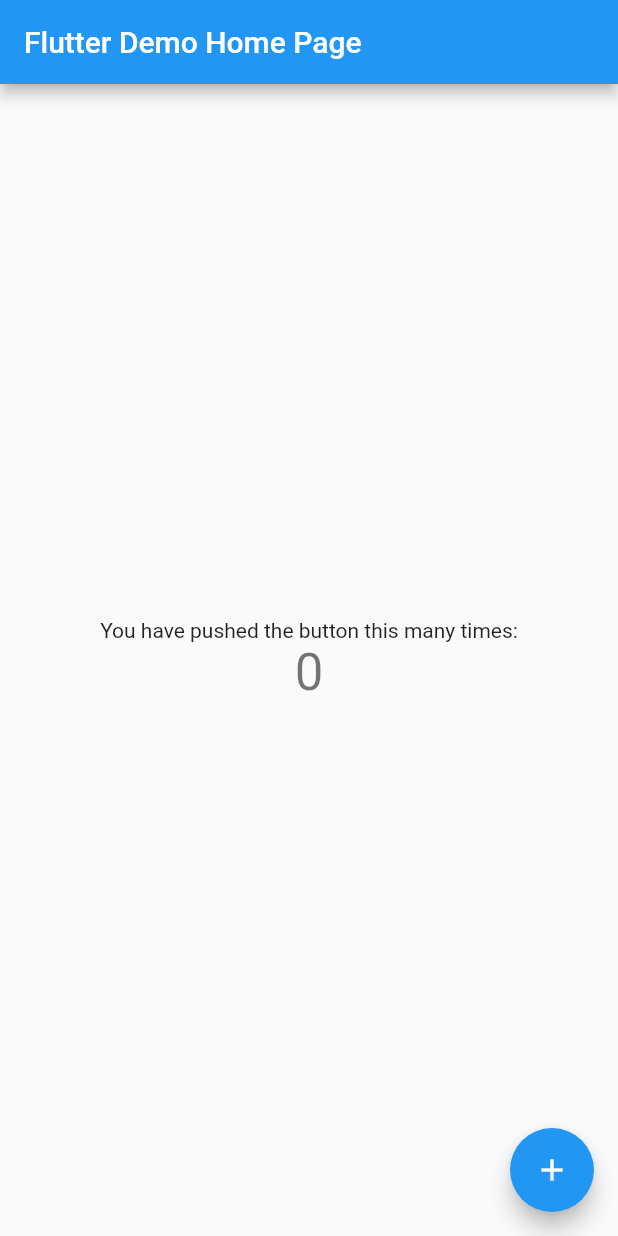
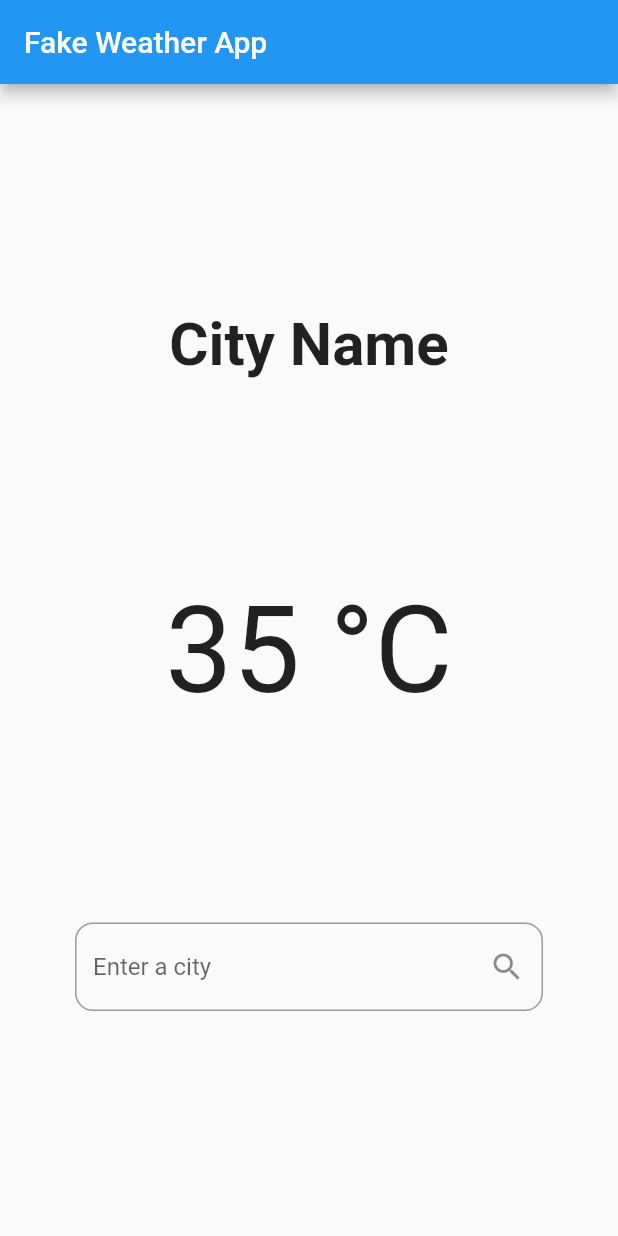
Before and after one commit to limcheekin/flutter-best-practices, a Flutter app: the screen it shows after launch, on a phone screen of 412 x 824 dp. Run offline on Flutter 3.47's test engine with Material 2 defaults, Android fonts, the phone set to English and light mode, and no system bars.

Commit message:
first import of ui

```diff
--- a/lib/main.dart
+++ b/lib/main.dart
@@ -3,109 +3,83 @@ import 'package:flutter/material.dart';
 void main() => runApp(MyApp());
 
 class MyApp extends StatelessWidget {
-  // This widget is the root of your application.
   @override
   Widget build(BuildContext context) {
     return MaterialApp(
       title: 'Flutter Demo',
       theme: ThemeData(
-        // This is the theme of your application.
-        //
-        // Try running your application with "flutter run". You'll see the
-        // application has a blue toolbar. Then, without quitting the app, try
-        // changing the primarySwatch below to Colors.green and then invoke
-        // "hot reload" (press "r" in the console where you ran "flutter run",
-        // or simply save your changes to "hot reload" in a Flutter IDE).
-        // Notice that the counter didn't reset back to zero; the application
-        // is not restarted.
         primarySwatch: Colors.blue,
       ),
-      home: MyHomePage(title: 'Flutter Demo Home Page'),
+      home: WeatherPage(),
     );
   }
 }
 
-class MyHomePage extends StatefulWidget {
-  MyHomePage({Key key, this.title}) : super(key: key);
+class WeatherPage extends StatefulWidget {
+  WeatherPage({Key key}) : super(key: key);
 
-  // This widget is the home page of your application. It is stateful, meaning
-  // that it has a State object (defined below) that contains fields that affect
-  // how it looks.
-
-  // This class is the configuration for the state. It holds the values (in this
-  // case the title) provided by the parent (in this case the App widget) and
-  // used by the build method of the State. Fields in a Widget subclass are
-  // always marked "final".
-
-  final String title;
-
-  @override
-  _MyHomePageState createState() => _MyHomePageState();
+  _WeatherPageState createState() => _WeatherPageState();
 }
 
-class _MyHomePageState extends State<MyHomePage> {
-  int _counter = 0;
-
-  void _incrementCounter() {
-    setState(() {
-      // This call to setState tells the Flutter framework that something has
-      // changed in this State, which causes it to rerun the build method below
-      // so that the display can reflect the updated values. If we changed
-      // _counter without calling setState(), then the build method would not be
-      // called again, and so nothing would appear to happen.
-      _counter++;
-    });
-  }
-
+class _WeatherPageState extends State<WeatherPage> {
   @override
   Widget build(BuildContext context) {
-    // This method is rerun every time setState is called, for instance as done
-    // by the _incrementCounter method above.
-    //
-    // The Flutter framework has been optimized to make rerunning build methods
-    // fast, so that you can just rebuild anything that needs updating rather
-    // than having to individually change instances of widgets.
     return Scaffold(
       appBar: AppBar(
-        // Here we take the value from the MyHomePage object that was created by
-        // the App.build method, and use it to set our appbar title.
-        title: Text(widget.title),
+        title: Text("Fake Weather App"),
       ),
-      body: Center(
-        // Center is a layout widget. It takes a single child and positions it
-        // in the middle of the parent.
+      body: Container(
+        padding: EdgeInsets.symmetric(vertical: 16),
+        alignment: Alignment.center,
         child: Column(
-          // Column is also a layout widget. It takes a list of children and
-          // arranges them vertically. By default, it sizes itself to fit its
-          // children horizontally, and tries to be as tall as its parent.
-          //
-          // Invoke "debug painting" (press "p" in the console, choose the
-          // "Toggle Debug Paint" action from the Flutter Inspector in Android
-          // Studio, or the "Toggle Debug Paint" command in Visual Studio Code)
-          // to see the wireframe for each widget.
-          //
-          // Column has various properties to control how it sizes itself and
-          // how it positions its children. Here we use mainAxisAlignment to
-          // center the children vertically; the main axis here is the vertical
-          // axis because Columns are vertical (the cross axis would be
-          // horizontal).
-          mainAxisAlignment: MainAxisAlignment.center,
+          mainAxisAlignment: MainAxisAlignment.spaceEvenly,
           children: <Widget>[
             Text(
-              'You have pushed the button this many times:',
+              "City Name",
+              style: TextStyle(
+                fontSize: 40,
+                fontWeight: FontWeight.w700,
+              ),
             ),
             Text(
-              '$_counter',
-              style: Theme.of(context).textTheme.display1,
+              "35 °C",
+              style: TextStyle(fontSize: 80),
             ),
+            CityInputField(),
           ],
         ),
       ),
-      floatingActionButton: FloatingActionButton(
-        onPressed: _incrementCounter,
-        tooltip: 'Increment',
-        child: Icon(Icons.add),
-      ), // This trailing comma makes auto-formatting nicer for build methods.
     );
   }
 }
+
+class CityInputField extends StatefulWidget {
+  const CityInputField({
+    Key key,
+  }) : super(key: key);
+
+  @override
+  _CityInputFieldState createState() => _CityInputFieldState();
+}
+
+class _CityInputFieldState extends State<CityInputField> {
+  @override
+  Widget build(BuildContext context) {
+    return Padding(
+      padding: const EdgeInsets.symmetric(horizontal: 50),
+      child: TextField(
+        onSubmitted: submitCityName,
+        textInputAction: TextInputAction.search,
+        decoration: InputDecoration(
+          hintText: "Enter a city",
+          border: OutlineInputBorder(borderRadius: BorderRadius.circular(12)),
+          suffixIcon: Icon(Icons.search),
+        ),
+      ),
+    );
+  }
+
+  void submitCityName(String cityName) {
+    // We will use the city name to search for the fake forecast
+  }
+}
```
